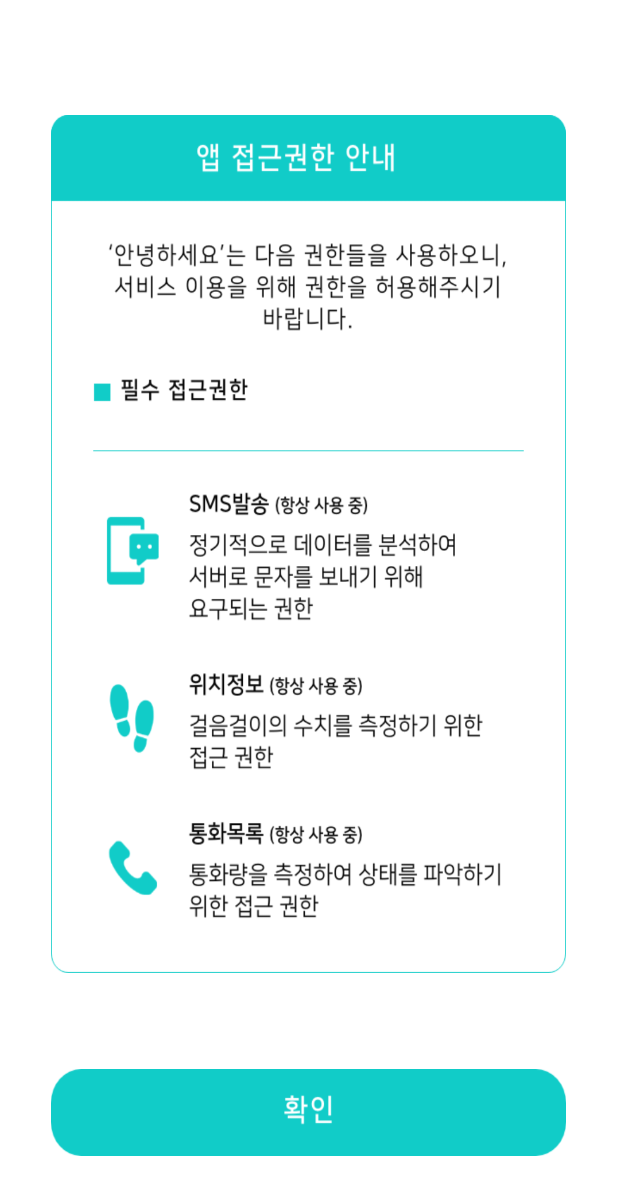
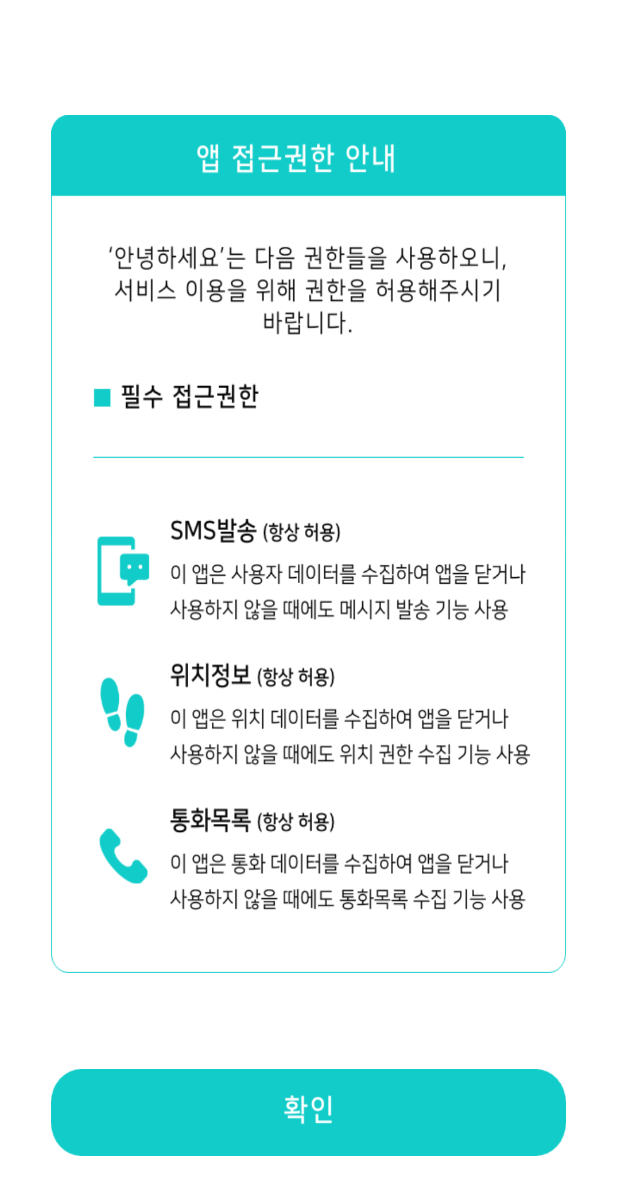
Before and after one commit to 8793COMPANY/HellOworld_rev, an Android app: the screen it shows after launch (Alert_perm), on a phone screen of 412 x 824 dp. Shown: the top 1195 px of the screen. Run offline under Robolectric (Android 15) with nearby library versions, the phone set to English and light mode, and no system bars; libraries missing offline, so code that uses them is left out: de.mindpipe.android.

Commit message:
권한 화면 수정 및 버전 업(버전 5)

```diff
--- a/app/build.gradle
+++ b/app/build.gradle
@@ -10,7 +10,7 @@ android {
         applicationId "com.corporation.helloworld"
         minSdkVersion 19
         targetSdkVersion 29
-        versionCode 4
+        versionCode 5
         versionName "1.1"
 
         testInstrumentationRunner "androidx.test.runner.AndroidJUnitRunner"
--- a/app/src/main/res/layout/activity_alert_perm.xml
+++ b/app/src/main/res/layout/activity_alert_perm.xml
@@ -38,7 +38,7 @@
                     android:layout_width="0dp"
                     android:layout_height="match_parent"
                     android:layout_weight="299"
-                    android:background="@drawable/alert_perm_window_2" />
+                    android:background="@drawable/alert_perm_window_3" />
 
                 <LinearLayout
                     android:layout_width="0dp"
```
Also changed, not shown: app/src/main/res/drawable/alert_perm_window_3.png (added), 2 other files.
